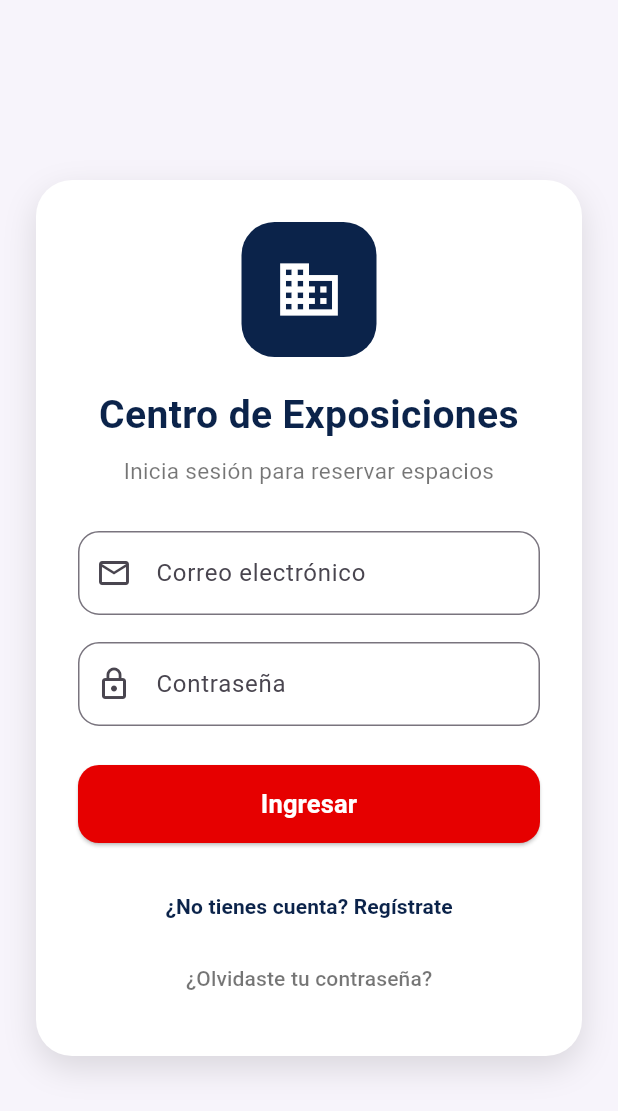
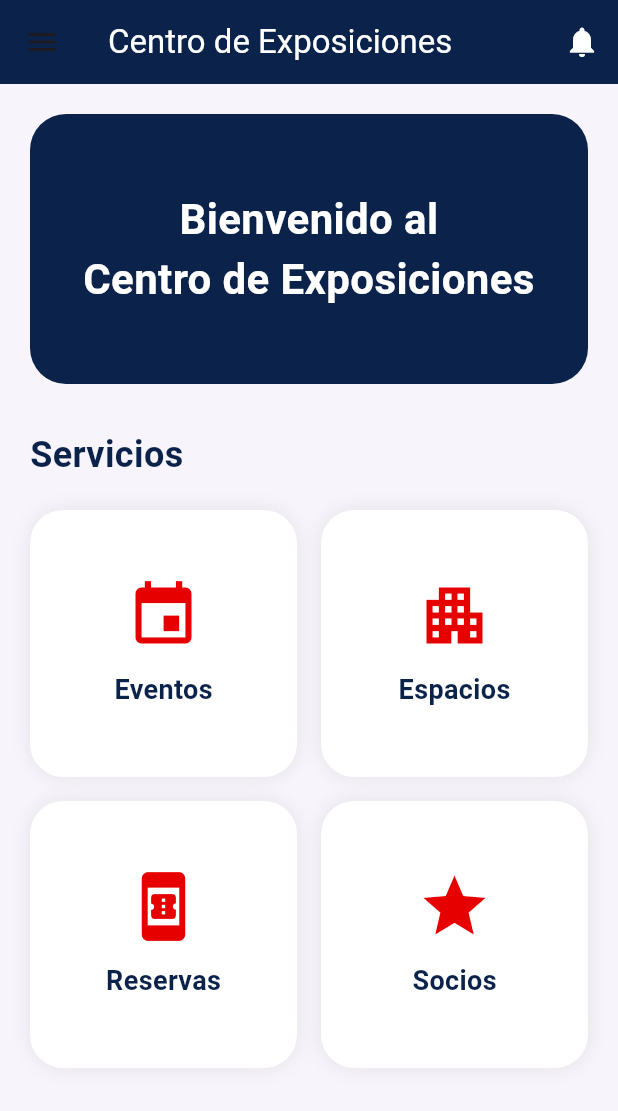
Before and after one commit to emi123gxt-gif/centro_exposiciones_app, a Flutter app: the screen it shows after launch, after a tap on "Ingresar", on a phone screen of 412 x 824 dp. Shown: the top 1111 px of the screen. Run offline on Flutter 3.47's test engine with Material 3 defaults, Android fonts, the phone set to English and light mode, and no system bars.

Commit message:
Se agregó pantalla de registro y home

```diff
--- a/lib/screens/auth/login_screen.dart
+++ b/lib/screens/auth/login_screen.dart
@@ -1,4 +1,6 @@
 import 'package:flutter/material.dart';
+import 'register_screen.dart';
+import '../home/home_screen.dart';
 
 class LoginScreen extends StatelessWidget {
   const LoginScreen({super.key});
@@ -107,7 +109,14 @@ class LoginScreen extends StatelessWidget {
                         borderRadius: BorderRadius.circular(14),
                       ),
                     ),
-                    onPressed: () {},
+                    onPressed: () {
+                      Navigator.push(
+                        context,
+                        MaterialPageRoute(
+                          builder: (context) => const HomeScreen(),
+                        ),
+                      );
+                    },
                     child: const Text(
                       'Ingresar',
                       style: TextStyle(
@@ -121,7 +130,14 @@ class LoginScreen extends StatelessWidget {
                 const SizedBox(height: 18),
 
                 TextButton(
-                  onPressed: () {},
+                  onPressed: () {
+                    Navigator.push(
+                      context,
+                      MaterialPageRoute(
+                        builder: (context) => const RegisterScreen(),
+                      ),
+                    );
+                  },
                   child: const Text(
                     '¿No tienes cuenta? Regístrate',
                     style: TextStyle(
--- a/lib/screens/home/home_screen.dart
+++ b/lib/screens/home/home_screen.dart
@@ -0,0 +1,214 @@
+import 'package:flutter/material.dart';
+
+class HomeScreen extends StatelessWidget {
+  const HomeScreen({super.key});
+
+  static const Color azulOscuro = Color(0xFF0B234A);
+  static const Color rojoPrincipal = Color(0xFFE60000);
+  static const Color fondoClaro = Color(0xFFF7F4FB);
+
+  @override
+  Widget build(BuildContext context) {
+    return Scaffold(
+      backgroundColor: fondoClaro,
+
+      appBar: AppBar(
+        backgroundColor: azulOscuro,
+        title: const Text(
+          'Centro de Exposiciones',
+          style: TextStyle(color: Colors.white),
+        ),
+        actions: [
+          IconButton(
+            onPressed: () {},
+            icon: const Icon(Icons.notifications, color: Colors.white),
+          ),
+        ],
+      ),
+
+      drawer: Drawer(
+        child: ListView(
+          children: [
+            DrawerHeader(
+              decoration: const BoxDecoration(
+                color: azulOscuro,
+              ),
+              child: Column(
+                crossAxisAlignment: CrossAxisAlignment.start,
+                children: const [
+                  CircleAvatar(
+                    radius: 30,
+                    backgroundColor: Colors.white,
+                    child: Icon(
+                      Icons.person,
+                      size: 40,
+                      color: azulOscuro,
+                    ),
+                  ),
+                  SizedBox(height: 12),
+                  Text(
+                    'Bienvenido',
+                    style: TextStyle(
+                      color: Colors.white,
+                      fontSize: 20,
+                    ),
+                  ),
+                ],
+              ),
+            ),
+
+            ListTile(
+              leading: const Icon(Icons.home),
+              title: const Text('Inicio'),
+              onTap: () {},
+            ),
+
+            ListTile(
+              leading: const Icon(Icons.event),
+              title: const Text('Eventos'),
+              onTap: () {},
+            ),
+
+            ListTile(
+              leading: const Icon(Icons.apartment),
+              title: const Text('Espacios'),
+              onTap: () {},
+            ),
+
+            ListTile(
+              leading: const Icon(Icons.book_online),
+              title: const Text('Mis Reservas'),
+              onTap: () {},
+            ),
+
+            ListTile(
+              leading: const Icon(Icons.star),
+              title: const Text('Beneficios Socios'),
+              onTap: () {},
+            ),
+
+            const Divider(),
+
+            ListTile(
+              leading: const Icon(Icons.logout),
+              title: const Text('Cerrar sesión'),
+              onTap: () {},
+            ),
+          ],
+        ),
+      ),
+
+      body: SingleChildScrollView(
+        padding: const EdgeInsets.all(20),
+        child: Column(
+          crossAxisAlignment: CrossAxisAlignment.start,
+          children: [
+
+            Container(
+              width: double.infinity,
+              height: 180,
+              decoration: BoxDecoration(
+                color: azulOscuro,
+                borderRadius: BorderRadius.circular(24),
+              ),
+              child: const Center(
+                child: Text(
+                  'Bienvenido al\nCentro de Exposiciones',
+                  textAlign: TextAlign.center,
+                  style: TextStyle(
+                    color: Colors.white,
+                    fontSize: 28,
+                    fontWeight: FontWeight.bold,
+                  ),
+                ),
+              ),
+            ),
+
+            const SizedBox(height: 30),
+
+            const Text(
+              'Servicios',
+              style: TextStyle(
+                fontSize: 24,
+                fontWeight: FontWeight.bold,
+                color: azulOscuro,
+              ),
+            ),
+
+            const SizedBox(height: 20),
+
+            GridView.count(
+              shrinkWrap: true,
+              physics: const NeverScrollableScrollPhysics(),
+              crossAxisCount: 2,
+              crossAxisSpacing: 16,
+              mainAxisSpacing: 16,
+              children: [
+
+                _buildCard(
+                  icon: Icons.event,
+                  title: 'Eventos',
+                ),
+
+                _buildCard(
+                  icon: Icons.apartment,
+                  title: 'Espacios',
+                ),
+
+                _buildCard(
+                  icon: Icons.book_online,
+                  title: 'Reservas',
+                ),
+
+                _buildCard(
+                  icon: Icons.star,
+                  title: 'Socios',
+                ),
+              ],
+            ),
+          ],
+        ),
+      ),
+    );
+  }
+
+  Widget _buildCard({
+    required IconData icon,
+    required String title,
+  }) {
+    return Container(
+      decoration: BoxDecoration(
+        color: Colors.white,
+        borderRadius: BorderRadius.circular(22),
+        boxShadow: [
+          BoxShadow(
+            color: Colors.black.withOpacity(0.08),
+            blurRadius: 10,
+          ),
+        ],
+      ),
+      child: Column(
+        mainAxisAlignment: MainAxisAlignment.center,
+        children: [
+
+          Icon(
+            icon,
+            size: 50,
+            color: rojoPrincipal,
+          ),
+
+          const SizedBox(height: 12),
+
+          Text(
+            title,
+            style: const TextStyle(
+              fontSize: 18,
+              fontWeight: FontWeight.bold,
+              color: azulOscuro,
+            ),
+          ),
+        ],
+      ),
+    );
+  }
+}
```
Also changed, not shown: lib/screens/auth/register_screen.dart (+149 -0 lines).
